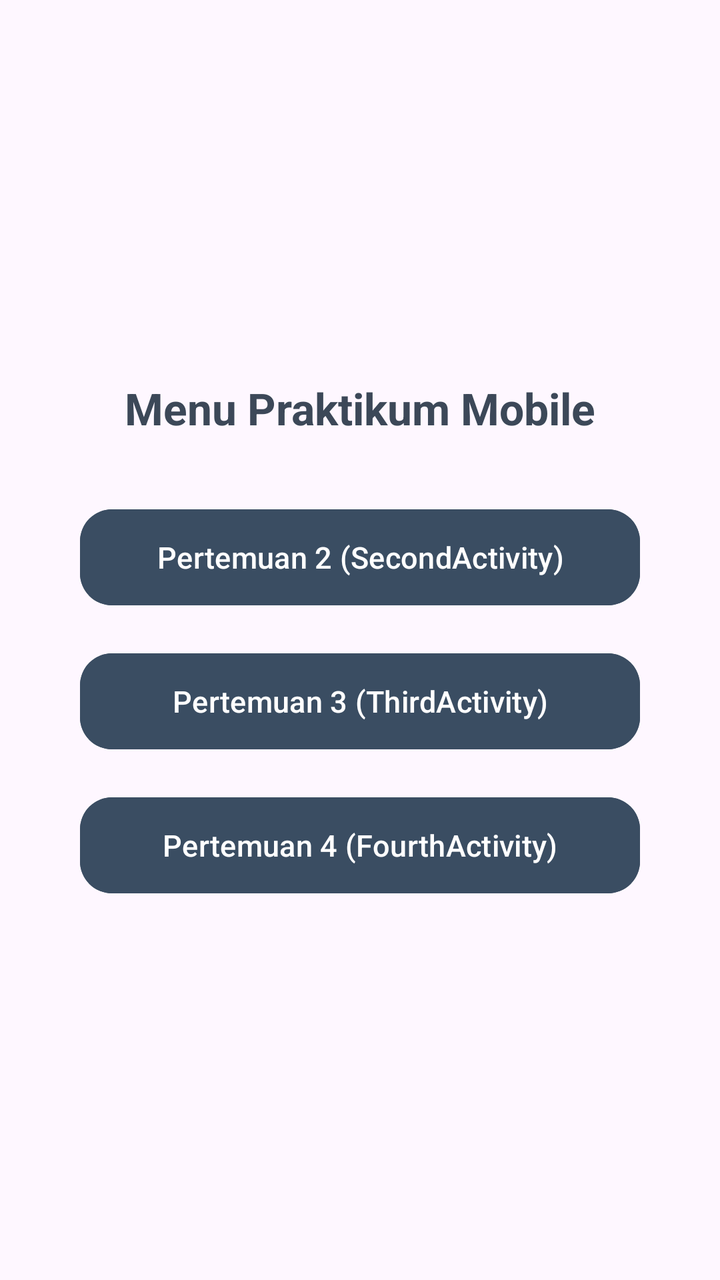
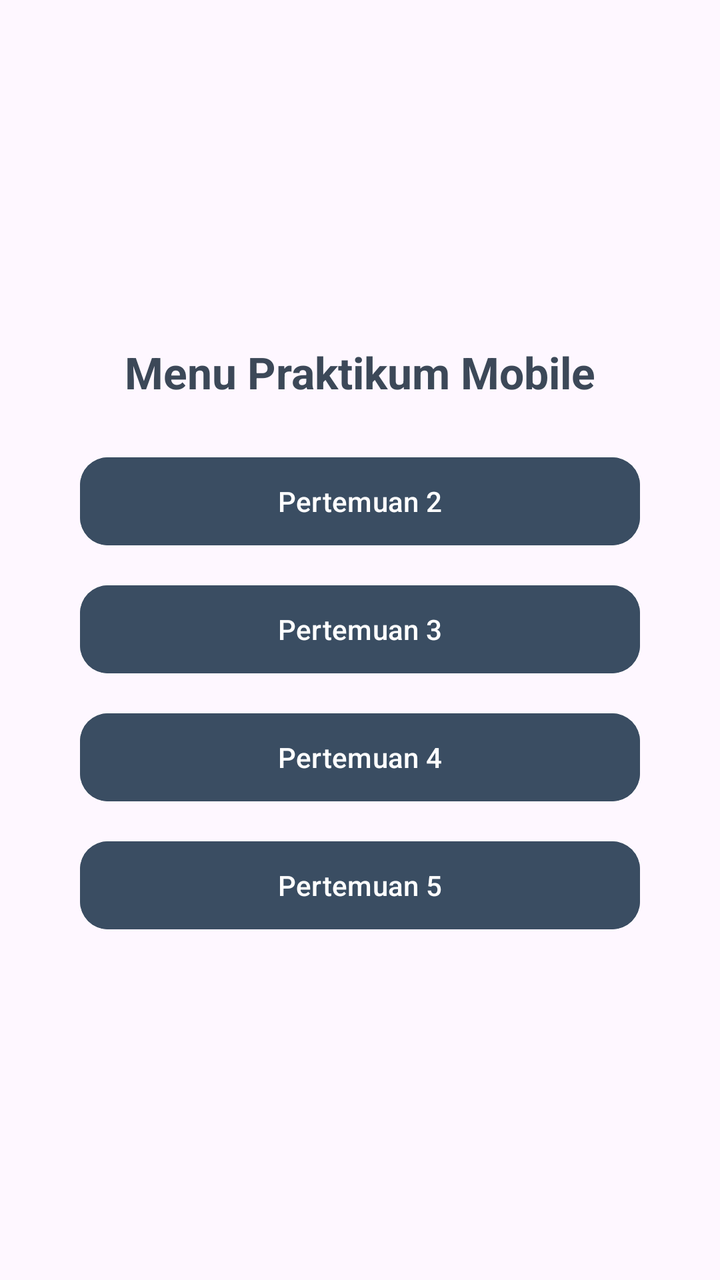

The first picture is an Android layout as it rendered before a commit; the second is the same layout after the commit. The layout source and the unified diff follow.
<!-- AndroidManifest.xml: application theme Theme.Salman3TIE -->
<!-- res/layout/activity_main.xml -->
<?xml version="1.0" encoding="utf-8"?>
<androidx.constraintlayout.widget.ConstraintLayout xmlns:android="http://schemas.android.com/apk/res/android"
    xmlns:app="http://schemas.android.com/apk/res-auto"
    xmlns:tools="http://schemas.android.com/tools"
    android:id="@+id/main"
    android:layout_width="match_parent"
    android:layout_height="match_parent"
    android:padding="24dp"
    tools:context=".MainActivity">

    <TextView
        android:id="@+id/textMenuTitle"
        android:layout_width="wrap_content"
        android:layout_height="wrap_content"
        android:text="@string/menu_title"
        android:textColor="@color/text_dark"
        android:textSize="22sp"
        android:textStyle="bold"
        app:layout_constraintBottom_toTopOf="@+id/btnToSecond"
        app:layout_constraintEnd_toEndOf="parent"
        app:layout_constraintStart_toStartOf="parent"
        app:layout_constraintTop_toTopOf="parent"
        app:layout_constraintVertical_chainStyle="packed" />

    <com.google.android.material.button.MaterialButton
        android:id="@+id/btnToSecond"
        android:layout_width="0dp"
        android:layout_height="56dp"
        android:layout_marginHorizontal="16dp"
        android:layout_marginTop="32dp"
        android:backgroundTint="@color/dark_slate"
        android:text="@string/btn_to_second"
        android:textColor="@color/white"
        android:textSize="15sp"
        app:cornerRadius="16dp"
        app:layout_constraintBottom_toTopOf="@+id/btnToThird"
        app:layout_constraintEnd_toEndOf="parent"
        app:layout_constraintStart_toStartOf="parent"
        app:layout_constraintTop_toBottomOf="@+id/textMenuTitle" />

    <com.google.android.material.button.MaterialButton
        android:id="@+id/btnToThird"
        android:layout_width="0dp"
        android:layout_height="56dp"
        android:layout_marginHorizontal="16dp"
        android:layout_marginTop="16dp"
        android:backgroundTint="@color/dark_slate"
        android:text="@string/btn_to_third"
        android:textColor="@color/white"
        android:textSize="15sp"
        app:cornerRadius="16dp"
        app:layout_constraintBottom_toTopOf="@+id/btnToFourth"
        app:layout_constraintEnd_toEndOf="parent"
        app:layout_constraintStart_toStartOf="parent"
        app:layout_constraintTop_toBottomOf="@+id/btnToSecond" />

    <com.google.android.material.button.MaterialButton
        android:id="@+id/btnToFourth"
        android:layout_width="0dp"
        android:layout_height="56dp"
        android:layout_marginHorizontal="16dp"
        android:layout_marginTop="16dp"
        android:backgroundTint="@color/dark_slate"
        android:text="@string/btn_to_fourth"
        android:textColor="@color/white"
        android:textSize="15sp"
        app:cornerRadius="16dp"
        app:layout_constraintBottom_toBottomOf="parent"
        app:layout_constraintEnd_toEndOf="parent"
        app:layout_constraintStart_toStartOf="parent"
        app:layout_constraintTop_toBottomOf="@+id/btnToThird" />

</androidx.constraintlayout.widget.ConstraintLayout>
<!-- resources referenced by this layout -->
<resources>
  <color name="dark_slate">#3A4D62</color>
  <color name="text_dark">#3C4858</color>
  <color name="white">#FFFFFFFF</color>
  <string name="btn_to_fourth">Pertemuan 4 (FourthActivity)</string>
  <string name="btn_to_second">Pertemuan 2 (SecondActivity)</string>
  <string name="btn_to_third">Pertemuan 3 (ThirdActivity)</string>
  <string name="menu_title">Menu Praktikum Mobile</string>
  <style name="Theme.Salman3TIE" parent="Base.Theme.Salman3TIE" />
  <style name="Base.Theme.Salman3TIE" parent="Theme.Material3.DayNight.NoActionBar">
          
          
      </style>
</resources>

<!-- the commit's change to res/layout/activity_main.xml (unified diff, before → after) -->
@@ -25,14 +25,14 @@
     <com.google.android.material.button.MaterialButton
         android:id="@+id/btnToSecond"
         android:layout_width="0dp"
-        android:layout_height="56dp"
+        android:layout_height="52dp"
         android:layout_marginHorizontal="16dp"
-        android:layout_marginTop="32dp"
+        android:layout_marginTop="24dp"
         android:backgroundTint="@color/dark_slate"
         android:text="@string/btn_to_second"
         android:textColor="@color/white"
-        android:textSize="15sp"
-        app:cornerRadius="16dp"
+        android:textSize="14sp"
+        app:cornerRadius="14dp"
         app:layout_constraintBottom_toTopOf="@+id/btnToThird"
         app:layout_constraintEnd_toEndOf="parent"
         app:layout_constraintStart_toStartOf="parent"
@@ -41,14 +41,14 @@
     <com.google.android.material.button.MaterialButton
         android:id="@+id/btnToThird"
         android:layout_width="0dp"
-        android:layout_height="56dp"
+        android:layout_height="52dp"
         android:layout_marginHorizontal="16dp"
-        android:layout_marginTop="16dp"
+        android:layout_marginTop="12dp"
         android:backgroundTint="@color/dark_slate"
         android:text="@string/btn_to_third"
         android:textColor="@color/white"
-        android:textSize="15sp"
-        app:cornerRadius="16dp"
+        android:textSize="14sp"
+        app:cornerRadius="14dp"
         app:layout_constraintBottom_toTopOf="@+id/btnToFourth"
         app:layout_constraintEnd_toEndOf="parent"
         app:layout_constraintStart_toStartOf="parent"
@@ -57,17 +57,33 @@
     <com.google.android.material.button.MaterialButton
         android:id="@+id/btnToFourth"
         android:layout_width="0dp"
-        android:layout_height="56dp"
+        android:layout_height="52dp"
         android:layout_marginHorizontal="16dp"
-        android:layout_marginTop="16dp"
+        android:layout_marginTop="12dp"
         android:backgroundTint="@color/dark_slate"
         android:text="@string/btn_to_fourth"
         android:textColor="@color/white"
-        android:textSize="15sp"
-        app:cornerRadius="16dp"
-        app:layout_constraintBottom_toBottomOf="parent"
+        android:textSize="14sp"
+        app:cornerRadius="14dp"
+        app:layout_constraintBottom_toTopOf="@+id/btnToFifth"
         app:layout_constraintEnd_toEndOf="parent"
         app:layout_constraintStart_toStartOf="parent"
         app:layout_constraintTop_toBottomOf="@+id/btnToThird" />
 
+    <com.google.android.material.button.MaterialButton
+        android:id="@+id/btnToFifth"
+        android:layout_width="0dp"
+        android:layout_height="52dp"
+        android:layout_marginHorizontal="16dp"
+        android:layout_marginTop="12dp"
+        android:backgroundTint="@color/dark_slate"
+        android:text="@string/btn_to_fifth"
+        android:textColor="@color/white"
+        android:textSize="14sp"
+        app:cornerRadius="14dp"
+        app:layout_constraintBottom_toBottomOf="parent"
+        app:layout_constraintEnd_toEndOf="parent"
+        app:layout_constraintStart_toStartOf="parent"
+        app:layout_constraintTop_toBottomOf="@+id/btnToFourth" />
+
 </androidx.constraintlayout.widget.ConstraintLayout>
<!-- resource entries referenced after the edit -->
@@ -3,9 +3,10 @@
   <color name="dark_slate">#3A4D62</color>
   <color name="text_dark">#3C4858</color>
   <color name="white">#FFFFFFFF</color>
-  <string name="btn_to_fourth">Pertemuan 4 (FourthActivity)</string>
-  <string name="btn_to_second">Pertemuan 2 (SecondActivity)</string>
-  <string name="btn_to_third">Pertemuan 3 (ThirdActivity)</string>
+  <string name="btn_to_fifth">Pertemuan 5</string>
+  <string name="btn_to_fourth">Pertemuan 4</string>
+  <string name="btn_to_second">Pertemuan 2</string>
+  <string name="btn_to_third">Pertemuan 3</string>
   <string name="menu_title">Menu Praktikum Mobile</string>
   <style name="Theme.Salman3TIE" parent="Base.Theme.Salman3TIE" />
   <style name="Base.Theme.Salman3TIE" parent="Theme.Material3.DayNight.NoActionBar">
